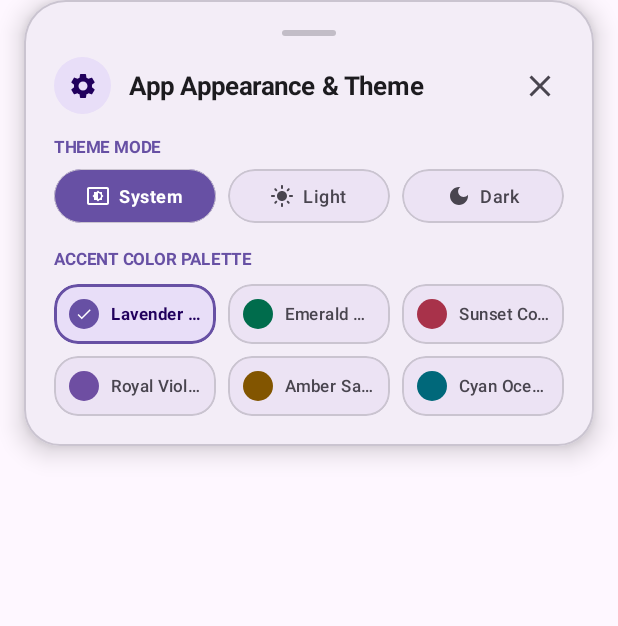
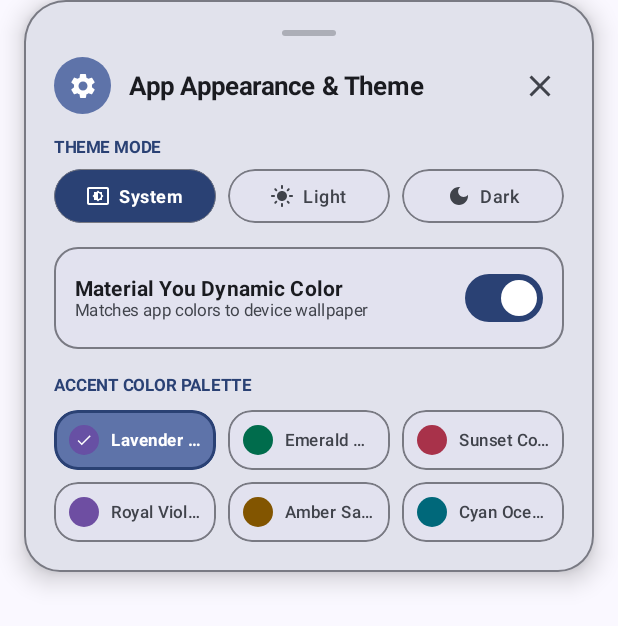
Before and after one commit to adityapaul26/wayfarer, an Android app built with Jetpack Compose: the composable SettingsSheet shown on its own in the app's theme, on a phone screen of 412 x 824 dp. Shown: the top 626 px of the screen. Run offline under Robolectric (Android 15) with nearby library versions, the phone set to English and light mode, and no system bars; libraries missing offline, so code that uses them is left out: org.maplibre.android; 31 statements that could not run were skipped.

Commit message:
dynamic color add

```diff
--- a/app/src/main/java/com/adityapaul/wayfarer/MainActivity.kt
+++ b/app/src/main/java/com/adityapaul/wayfarer/MainActivity.kt
@@ -21,7 +21,8 @@ class MainActivity : ComponentActivity() {
 
             WayfarerTheme(
                 themeMode = uiState.themeMode,
-                palette = uiState.colorPalette
+                palette = uiState.colorPalette,
+                useDynamicColor = uiState.useDynamicColor
             ) {
                 MapScreen(viewModel = viewModel)
             }
--- a/app/src/main/java/com/adityapaul/wayfarer/ui/map/MapScreen.kt
+++ b/app/src/main/java/com/adityapaul/wayfarer/ui/map/MapScreen.kt
@@ -1,6 +1,7 @@
 package com.adityapaul.wayfarer.ui.map
 
 import android.Manifest
+import android.os.Build
 import androidx.activity.compose.rememberLauncherForActivityResult
 import androidx.activity.result.contract.ActivityResultContracts
 import androidx.compose.animation.AnimatedVisibility
@@ -72,6 +73,8 @@ import androidx.compose.material3.SmallFloatingActionButton
 import androidx.compose.material3.SnackbarHost
 import androidx.compose.material3.SnackbarHostState
 import androidx.compose.material3.Surface
+import androidx.compose.material3.Switch
+import androidx.compose.material3.SwitchDefaults
 import androidx.compose.material3.Text
 import androidx.compose.material3.TextButton
 import androidx.compose.runtime.Composable
@@ -1257,9 +1260,53 @@ fun SettingsSheet(
                 }
             }
 
+            // Section 2: Material You Dynamic Color Toggle (Android 12+)
+            if (Build.VERSION.SDK_INT >= Build.VERSION_CODES.S) {
+                Spacer(modifier = Modifier.height(16.dp))
+
+                Surface(
+                    shape = RoundedCornerShape(16.dp),
+                    color = MaterialTheme.colorScheme.surface,
+                    modifier = Modifier
+                        .fillMaxWidth()
+                        .border(
+                            width = 1.dp,
+                            color = MaterialTheme.colorScheme.outlineVariant,
+                            shape = RoundedCornerShape(16.dp)
+                        )
+                ) {
+                    Row(
+                        verticalAlignment = Alignment.CenterVertically,
+                        modifier = Modifier.padding(horizontal = 14.dp, vertical = 10.dp)
+                    ) {
+                        Column(modifier = Modifier.weight(1f)) {
+                            Text(
+                                text = "Material You Dynamic Color",
+                                style = MaterialTheme.typography.titleSmall,
+                                fontWeight = FontWeight.Bold,
+                                color = MaterialTheme.colorScheme.onSurface
+                            )
+                            Text(
+                                text = "Matches app colors to device wallpaper",
+                                style = MaterialTheme.typography.bodyMedium.copy(fontSize = 11.sp),
+                                color = MaterialTheme.colorScheme.onSurfaceVariant
+                            )
+                        }
+                        Switch(
+                            checked = uiState.useDynamicColor,
+                            onCheckedChange = { viewModel.toggleDynamicColor(it) },
+                            colors = SwitchDefaults.colors(
+                                checkedThumbColor = MaterialTheme.colorScheme.onPrimary,
+                                checkedTrackColor = MaterialTheme.colorScheme.primary
+                            )
+                        )
+                    }
+                }
+            }
+
             Spacer(modifier = Modifier.height(18.dp))
 
-            // Section 2: Material 3 Color Palettes (6 Custom Palettes)
+            // Section 3: Material 3 Color Palettes (6 Custom Palettes)
             Text(
                 text = "ACCENT COLOR PALETTE",
                 style = MaterialTheme.typography.labelMedium.copy(fontSize = 11.sp),
--- a/app/src/main/java/com/adityapaul/wayfarer/ui/map/MapState.kt
+++ b/app/src/main/java/com/adityapaul/wayfarer/ui/map/MapState.kt
@@ -1,6 +1,7 @@
 package com.adityapaul.wayfarer.ui.map
 
 import android.location.Location
+import android.os.Build
 import com.adityapaul.wayfarer.data.route.RouteResult
 import com.adityapaul.wayfarer.data.search.SearchResult
 import com.adityapaul.wayfarer.ui.theme.AppColorPalette
@@ -84,5 +85,6 @@ data class MapState(
     val selectedPinLocation: SearchResult? = null,
     val themeMode: AppThemeMode = AppThemeMode.SYSTEM,
     val colorPalette: AppColorPalette = AppColorPalette.LAVENDER_PURPLE,
+    val useDynamicColor: Boolean = Build.VERSION.SDK_INT >= Build.VERSION_CODES.S,
     val isSettingsOpen: Boolean = false
 )
--- a/app/src/main/java/com/adityapaul/wayfarer/ui/map/MapViewModel.kt
+++ b/app/src/main/java/com/adityapaul/wayfarer/ui/map/MapViewModel.kt
@@ -641,6 +641,12 @@ class MapViewModel(
         }
     }
 
+    fun toggleDynamicColor(enabled: Boolean) {
+        _uiState.update { currentState ->
+            currentState.copy(useDynamicColor = enabled)
+        }
+    }
+
     override fun onCleared() {
         super.onCleared()
         stopLocationUpdates()
--- a/app/src/main/java/com/adityapaul/wayfarer/ui/theme/Theme.kt
+++ b/app/src/main/java/com/adityapaul/wayfarer/ui/theme/Theme.kt
@@ -1,14 +1,18 @@
 package com.adityapaul.wayfarer.ui.theme
 
 import android.app.Activity
+import android.os.Build
 import androidx.compose.foundation.isSystemInDarkTheme
 import androidx.compose.material3.MaterialTheme
 import androidx.compose.material3.darkColorScheme
+import androidx.compose.material3.dynamicDarkColorScheme
+import androidx.compose.material3.dynamicLightColorScheme
 import androidx.compose.material3.lightColorScheme
 import androidx.compose.runtime.Composable
 import androidx.compose.runtime.SideEffect
 import androidx.compose.ui.graphics.Color
 import androidx.compose.ui.graphics.toArgb
+import androidx.compose.ui.platform.LocalContext
 import androidx.compose.ui.platform.LocalView
 import androidx.core.view.WindowCompat
 
@@ -16,16 +20,22 @@ import androidx.core.view.WindowCompat
 fun WayfarerTheme(
     themeMode: AppThemeMode = AppThemeMode.SYSTEM,
     palette: AppColorPalette = AppColorPalette.LAVENDER_PURPLE,
+    useDynamicColor: Boolean = true,
     content: @Composable () -> Unit
 ) {
+    val context = LocalContext.current
     val darkTheme = when (themeMode) {
         AppThemeMode.SYSTEM -> isSystemInDarkTheme()
         AppThemeMode.LIGHT -> false
         AppThemeMode.DARK -> true
     }
 
-    val colorScheme = if (darkTheme) {
-        darkColorScheme(
+    val supportsDynamicColor = Build.VERSION.SDK_INT >= Build.VERSION_CODES.S
+
+    val colorScheme = when {
+        useDynamicColor && supportsDynamicColor && darkTheme -> dynamicDarkColorScheme(context)
+        useDynamicColor && supportsDynamicColor && !darkTheme -> dynamicLightColorScheme(context)
+        darkTheme -> darkColorScheme(
             primary = palette.primaryDark,
             onPrimary = palette.onPrimaryDark,
             primaryContainer = palette.primaryContainerDark,
@@ -47,8 +57,7 @@ fun WayfarerTheme(
             outline = Color(0xFF938F96),
             outlineVariant = Color(0xFF49454F)
         )
-    } else {
-        lightColorScheme(
+        else -> lightColorScheme(
             primary = palette.primaryLight,
             onPrimary = palette.onPrimaryLight,
             primaryContainer = palette.primaryContainerLight,
```
